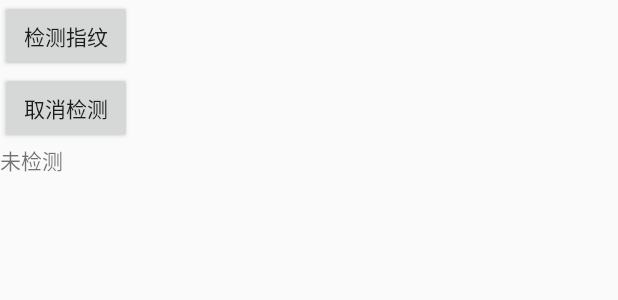
After one commit to prentent/AndroidVersionDemo, an Android app: the layout activity_fingerprint_manager.xml on its own in the app's theme, with its tools: preview values and no code run, on a phone screen of 412 x 824 dp. The commit adds this screen. Shown: the top 300 px of the screen. Run offline under Robolectric (Android 15) with nearby library versions, the phone set to English and light mode, and no system bars.

Commit message:
指纹相关api

```diff
--- a/app/src/main/AndroidManifest.xml
+++ b/app/src/main/AndroidManifest.xml
@@ -1,11 +1,11 @@
 <?xml version="1.0" encoding="utf-8"?>
 <manifest xmlns:android="http://schemas.android.com/apk/res/android"
     package="com.example.androidversiondemo">
-
     <!-- To access Google+ APIs: -->
     <uses-permission android:name="android.permission.INTERNET" />
-
     <uses-permission android:name="android.permission.WRITE_EXTERNAL_STORAGE" />
+    <uses-permission
+        android:name="android.permission.USE_FINGERPRINT" />
 
     <application
         android:allowBackup="true"
@@ -14,6 +14,7 @@
         android:roundIcon="@mipmap/ic_launcher_round"
         android:supportsRtl="true"
         android:theme="@style/AppTheme">
+        <activity android:name=".FingerprintManagerActivity"></activity>
         <activity android:name=".MainActivity">
             <intent-filter>
                 <action android:name="android.intent.action.MAIN" />
--- a/app/src/main/java/com/example/androidversiondemo/utils/RuntimePermissions.java
+++ b/app/src/main/java/com/example/androidversiondemo/utils/RuntimePermissions.java
@@ -18,6 +18,7 @@ public class RuntimePermissions {
 
     private static final int REQUEST_WRITE_EXTERNAL_STORAGE = 1;
 
+    //检测是否有权限
     public static <T> boolean hasPermission(T context, String[] str2) {
         if (Build.VERSION.SDK_INT >= Build.VERSION_CODES.M) {
             if (context instanceof Activity) {
@@ -38,6 +39,7 @@ public class RuntimePermissions {
         return true;
     }
 
+    //申请权限
     public static <T> void requestPermissions(T context, String[] str2) {
         if (Build.VERSION.SDK_INT >= Build.VERSION_CODES.M) {
 //                if (ActivityCompat.shouldShowRequestPermissionRationale(activity, Manifest.permission.WRITE_EXTERNAL_STORAGE)) {
@@ -57,6 +59,7 @@ public class RuntimePermissions {
         }
     }
 
+    //回调
     public static boolean onRequestPermissionsResult(int requestCode, @NonNull String[] permissions, @NonNull int[] grantResults) {
         if (requestCode == REQUEST_WRITE_EXTERNAL_STORAGE) {
             if (grantResults.length < 1) {
--- /dev/null
+++ b/app/src/main/res/layout/activity_fingerprint_manager.xml
@@ -0,0 +1,28 @@
+<?xml version="1.0" encoding="utf-8"?>
+<LinearLayout xmlns:android="http://schemas.android.com/apk/res/android"
+    xmlns:app="http://schemas.android.com/apk/res-auto"
+    xmlns:tools="http://schemas.android.com/tools"
+    android:id="@+id/sample_main_fragment"
+    android:layout_width="match_parent"
+    android:layout_height="match_parent"
+    android:orientation="vertical"
+    tools:context=".FingerprintManagerActivity">
+
+    <Button
+        android:id="@+id/btn_fm"
+        android:layout_width="wrap_content"
+        android:layout_height="wrap_content"
+        android:text="检测指纹" />
+
+    <Button
+        android:id="@+id/btn_qxfm"
+        android:layout_width="wrap_content"
+        android:layout_height="wrap_content"
+        android:text="取消检测" />
+
+    <TextView
+        android:id="@+id/test_fm"
+        android:layout_width="match_parent"
+        android:layout_height="wrap_content"
+        android:text="未检测" />
+</LinearLayout>
```
Also changed, not shown: app/build.gradle (+6 -6 lines), app/src/main/java/com/example/androidversiondemo/FingerprintManagerActivity.java (added, +102 -0 lines), app/src/main/java/com/example/androidversiondemo/MainActivity.java (+9 -4 lines), app/src/main/java/com/example/androidversiondemo/utils/CipherHelper.java (added, +93 -0 lines), app/src/main/java/com/example/androidversiondemo/utils/FingerprintUiHelper.java (added, +86 -0 lines), app/src/main/java/com/example/androidversiondemo/utils/LogUtils.java (+27 -1 lines), app/src/main/res/layout/activity_main.xml (+11 -3 lines).
